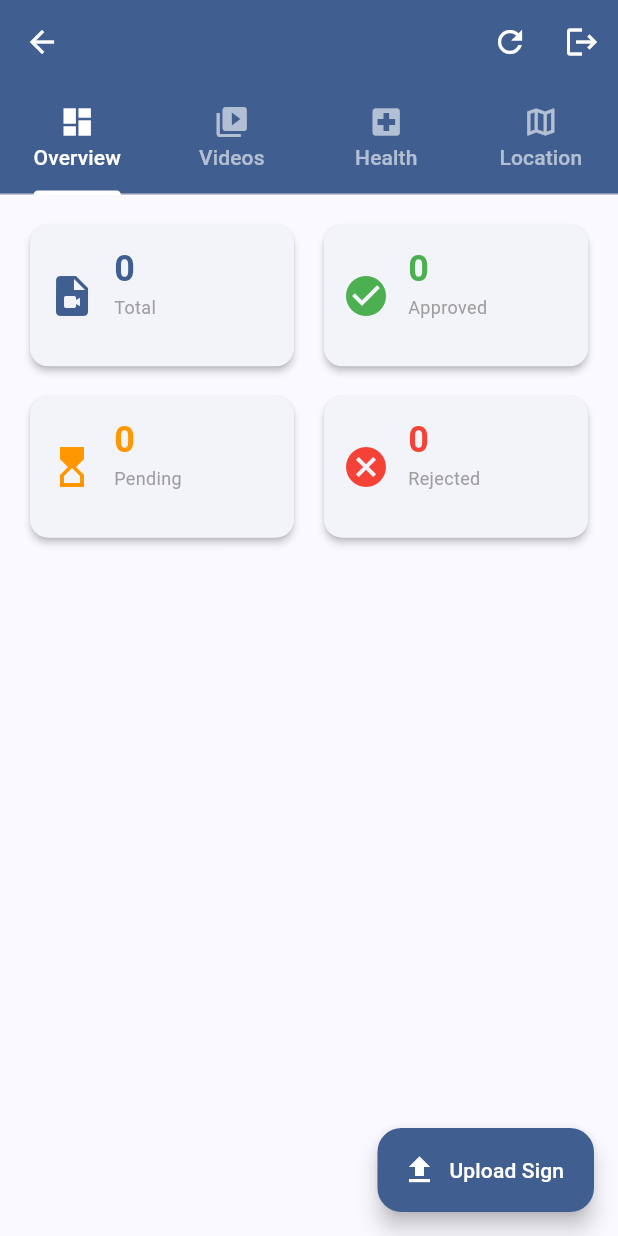
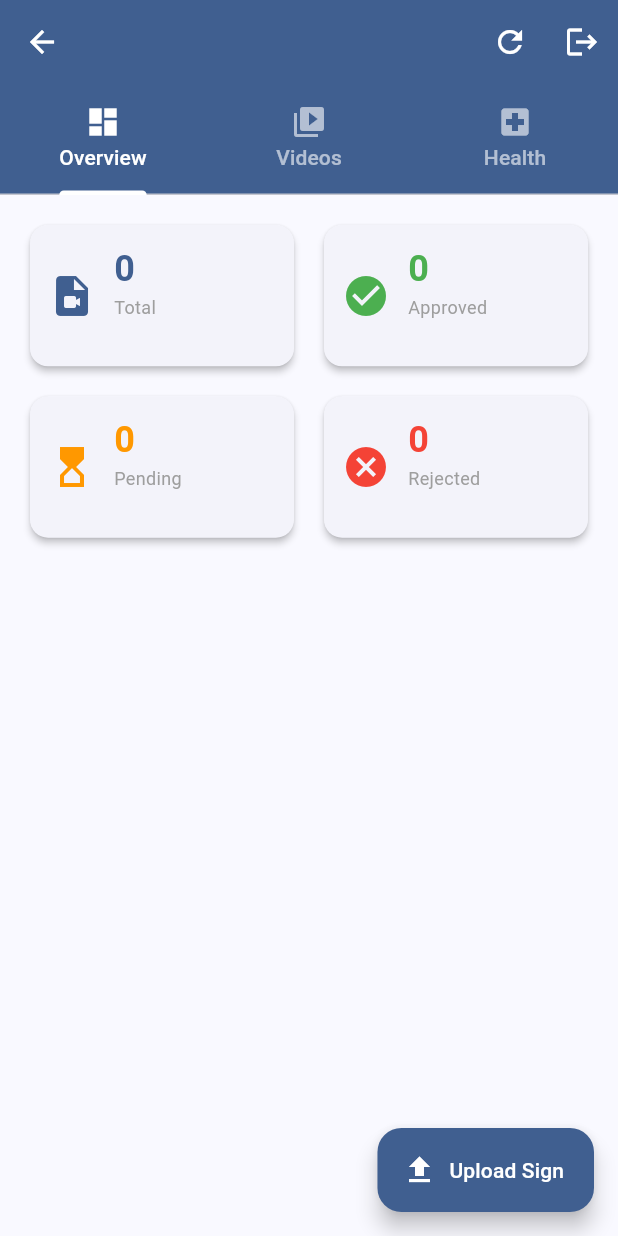
Before and after one commit to Ofwono-John-Paul/Datawarehouse_local, a Flutter app: the SchoolDashboard screen opened directly with empty values, on a phone screen of 412 x 824 dp. Run offline on Flutter 3.47's test engine with Material 3 defaults, Android fonts, the phone set to English and light mode, and no system bars; our stand-ins replace camera, chewie, file_picker, fl_chart, flutter_map, geolocator and 5 more; missing offline and left inert: dart:html, dart:js_interop; accounts and stored records are empty; network calls fail.

Commit message:
Remove location tab from school dashboard for streamlined navigation

```diff
--- a/sign_video_app/lib/screens/school_dashboard.dart
+++ b/sign_video_app/lib/screens/school_dashboard.dart
@@ -37,7 +37,7 @@ class _SchoolDashboardState extends State<SchoolDashboard>
   @override
   void initState() {
     super.initState();
-    _tabs = TabController(length: 4, vsync: this);
+    _tabs = TabController(length: 3, vsync: this);
     _load();
   }
 
@@ -101,7 +101,6 @@ class _SchoolDashboardState extends State<SchoolDashboard>
             Tab(icon: Icon(Icons.dashboard), text: 'Overview'),
             Tab(icon: Icon(Icons.video_library), text: 'Videos'),
             Tab(icon: Icon(Icons.local_hospital), text: 'Health'),
-            Tab(icon: Icon(Icons.map_outlined), text: 'Location'),
           ],
         ),
       ),
@@ -122,7 +121,6 @@ class _SchoolDashboardState extends State<SchoolDashboard>
                 _overviewTab(cs),
                 _videosTab(cs),
                 _healthTab(cs),
-                _locationTab(cs),
               ],
             ),
     );
```
